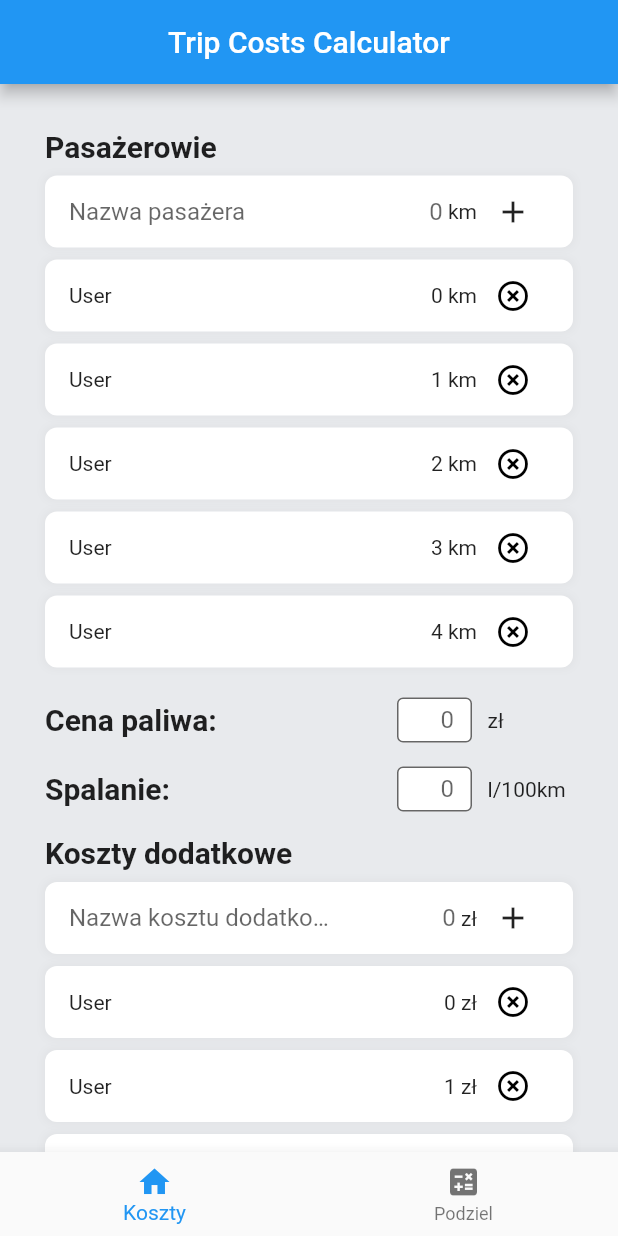
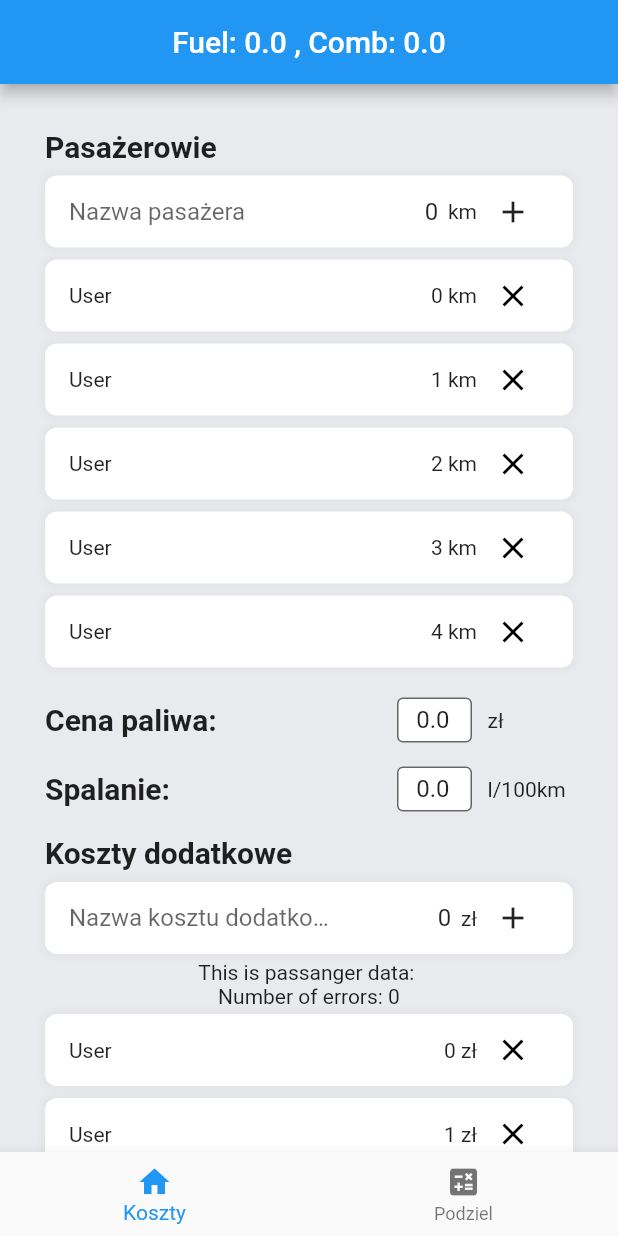
Before and after one commit to wiktord2000/Trip-Costs-Calculator_Flutter, a Flutter app: the screen it shows after launch, on a phone screen of 412 x 824 dp. Run offline on Flutter 3.47's test engine with Material 2 defaults, Android fonts, the phone set to English and light mode, and no system bars.

Commit message:
Add fuel cost and combustion update functionality

```diff
--- a/trip_costs_calculator_flutter/lib/calculate.dart
+++ b/trip_costs_calculator_flutter/lib/calculate.dart
@@ -52,6 +52,6 @@ class _CalculatePageState extends State<CalculatePage> {
   Widget build(BuildContext context) {
     // This method is rerun every time setState is called, for instance as done
     // by the _incrementCounter method above.
-    return _listViewBody();
+    return SingleChildScrollView(child: _listViewBody());
   }
 }
--- a/trip_costs_calculator_flutter/lib/costs.dart
+++ b/trip_costs_calculator_flutter/lib/costs.dart
@@ -1,26 +1,44 @@
 import 'package:flutter/material.dart';
+import 'package:flutter/services.dart';
 
 class CostsPage extends StatefulWidget {
-  const CostsPage({super.key});
+  const CostsPage({super.key, this.updateFuelCost, this.updateCombustion});
 
-  // This widget is the home page of your application. It is stateful, meaning
-  // that it has a State object (defined below) that contains fields that affect
-  // how it looks.
-
-  // This class is the configuration for the state. It holds the values (in this
-  // case the title) provided by the parent (in this case the App widget) and
-  // used by the build method of the State. Fields in a Widget subclass are
-  // always marked "final".
+  // ignore: prefer_typing_uninitialized_variables
+  final updateFuelCost;
+  // ignore: prefer_typing_uninitialized_variables
+  final updateCombustion;
 
   @override
   State<CostsPage> createState() => _CostsPageState();
 }
 
 class _CostsPageState extends State<CostsPage> {
-  void _onAddPassenger() {
-    setState(() {});
+  // --------------------------- Functions & Variables
+  String passengerData = '';
+  int error = 0;
+
+  void _onAddPassenger(String name, String mealage) {
+    if (name != "" && double.parse(mealage) > 0) {
+      setState(() {
+        passengerData = '$name $mealage';
+      });
+    } else {
+      setState(() {
+        error = error + 1;
+      });
+    }
   }
 
+  void _onFuelCostChange(String value) {
+    widget.updateFuelCost(double.parse(value));
+  }
+
+  void _onCombustionChange(String value) {
+    widget.updateCombustion(double.parse(value));
+  }
+
+  // --------------------------- Styling
   static TextStyle labelsStyling =
       const TextStyle(fontSize: 20, fontWeight: FontWeight.bold);
 
@@ -28,8 +46,7 @@ class _CostsPageState extends State<CostsPage> {
       fillColor: Colors.white,
       filled: true,
       contentPadding: EdgeInsets.fromLTRB(4.0, 4.0, 12.0, 4.0),
-      border: OutlineInputBorder(),
-      hintText: '0');
+      border: OutlineInputBorder());
 
   static BoxShadow basicCardShadow = BoxShadow(
     color: Colors.grey.withOpacity(0.1),
@@ -38,7 +55,12 @@ class _CostsPageState extends State<CostsPage> {
     offset: const Offset(0, 0), // changes position of shadow
   );
 
-  Widget _complexInput(String placeholder, String suffix, Function onAddClick) {
+  // --------------------------- Widgets
+  Widget _complexInput(String placeholder, String suffix,
+      void Function(String fstValue, String sndValue) onAddClick) {
+    final fstInputController = TextEditingController();
+    final sndInputController = TextEditingController();
+
     return Container(
       margin: const EdgeInsets.only(bottom: 4.0),
       decoration: BoxDecoration(
@@ -53,6 +75,7 @@ class _CostsPageState extends State<CostsPage> {
           Flexible(
             flex: 2,
             child: TextField(
+              controller: fstInputController,
               decoration: InputDecoration(
                   border: InputBorder.none, hintText: placeholder),
             ),
@@ -60,19 +83,25 @@ class _CostsPageState extends State<CostsPage> {
           Flexible(
             flex: 1,
             child: TextField(
+              keyboardType:
+                  const TextInputType.numberWithOptions(decimal: true),
+              inputFormatters: [
+                FilteringTextInputFormatter.allow(RegExp(r'^\d+\.?\d{0,2}')),
+              ],
+              controller: sndInputController..text = "0",
               textAlign: TextAlign.right,
               decoration: InputDecoration(
-                  suffixIconConstraints:
-                      const BoxConstraints(minWidth: 0, minHeight: 0),
-                  suffixIcon: Text(suffix),
-                  border: InputBorder.none,
-                  hintText: '0'),
+                suffixIconConstraints:
+                    const BoxConstraints(minWidth: 0, minHeight: 0),
+                suffixIcon: Text(suffix),
+                border: InputBorder.none,
+              ),
             ),
           ),
           IconButton(
             icon: const Icon(Icons.add),
             onPressed: () {
-              onAddClick();
+              onAddClick(fstInputController.text, sndInputController.text);
             },
           ),
         ],
@@ -101,7 +130,7 @@ class _CostsPageState extends State<CostsPage> {
                 Text('$value $suffix'),
                 IconButton(
                   color: Colors.black,
-                  icon: const Icon(Icons.highlight_remove_outlined),
+                  icon: const Icon(Icons.clear),
                   onPressed: () {
                     onDeleteClick();
                   },
@@ -128,7 +157,8 @@ class _CostsPageState extends State<CostsPage> {
     );
   }
 
-  Widget _inputWithLabel(String labelText, String inputText) {
+  Widget _inputWithLabel(String labelText, String inputText,
+      Function(String value) onValueChange) {
     return Padding(
       padding: const EdgeInsets.only(bottom: 16.0),
       child: Row(mainAxisAlignment: MainAxisAlignment.spaceBetween, children: [
@@ -143,12 +173,23 @@ class _CostsPageState extends State<CostsPage> {
             flex: 1,
             child: Row(
               children: [
-                const Flexible(
+                Flexible(
                     child: SizedBox(
                   height: 30.0,
                   width: 50.0,
-                  child: TextField(
-                      textAlign: TextAlign.right, decoration: smallInputDec),
+                  child: TextFormField(
+                      initialValue: "0.0",
+                      keyboardType:
+                          const TextInputType.numberWithOptions(decimal: true),
+                      inputFormatters: [
+                        FilteringTextInputFormatter.allow(
+                            RegExp(r'^\d+\.?\d{0,2}')),
+                      ],
+                      onChanged: (value) {
+                        onValueChange(value);
+                      },
+                      textAlign: TextAlign.right,
+                      decoration: smallInputDec),
                 )),
                 Text('   $inputText'),
               ],
@@ -156,6 +197,8 @@ class _CostsPageState extends State<CostsPage> {
       ]),
     );
   }
+
+  // --------------------------- Content
 
   Widget _controlsBody() {
     return Container(
@@ -168,7 +211,7 @@ class _CostsPageState extends State<CostsPage> {
       child: Column(
         children: [
           _simpleLabel("Pasażerowie"),
-          _complexInput("Nazwa pasażera", " km", () {}),
+          _complexInput("Nazwa pasażera", " km", _onAddPassenger),
           Padding(
             padding: const EdgeInsets.only(bottom: 16.0),
             child: ListView.builder(
@@ -180,10 +223,12 @@ class _CostsPageState extends State<CostsPage> {
               itemCount: 5,
             ),
           ),
-          _inputWithLabel("Cena paliwa:", "zł"),
-          _inputWithLabel("Spalanie:", "l/100km"),
+          _inputWithLabel("Cena paliwa:", "zł", _onFuelCostChange),
+          _inputWithLabel("Spalanie:", "l/100km", _onCombustionChange),
           _simpleLabel("Koszty dodatkowe"),
-          _complexInput("Nazwa kosztu dodatkowego", " zł", () {}),
+          _complexInput("Nazwa kosztu dodatkowego", " zł", _onAddPassenger),
+          Text('This is passanger data: $passengerData'),
+          Text('Number of errors: $error'),
           ListView.builder(
             shrinkWrap: true,
             itemBuilder: (BuildContext context, int index) {
@@ -198,8 +243,6 @@ class _CostsPageState extends State<CostsPage> {
 
   @override
   Widget build(BuildContext context) {
-    // This method is rerun every time setState is called, for instance as done
-    // by the _incrementCounter method above.
     return SingleChildScrollView(child: _controlsBody());
   }
 }
--- a/trip_costs_calculator_flutter/lib/main.dart
+++ b/trip_costs_calculator_flutter/lib/main.dart
@@ -29,15 +29,6 @@ class MyHomePage extends StatefulWidget {
       {super.key,
       required this.title}); // Uwaga: Wywaliłem const, żebby passangers działało
 
-  // This widget is the home page of your application. It is stateful, meaning
-  // that it has a State object (defined below) that contains fields that affect
-  // how it looks.
-
-  // This class is the configuration for the state. It holds the values (in this
-  // case the title) provided by the parent (in this case the App widget) and
-  // used by the build method of the State. Fields in a Widget subclass are
-  // always marked "final".
-
   final String title;
 
   @override
@@ -45,22 +36,31 @@ class MyHomePage extends StatefulWidget {
 }
 
 class _MyHomePageState extends State<MyHomePage> {
+  // Page change functionality
   int _selectedIndex = 0;
-  static const List<int> passengers = <int>[5, 7, 4, 8, 5];
-
-  static const TextStyle optionStyle =
-      TextStyle(fontSize: 30, fontWeight: FontWeight.bold);
-
-  static const List<Widget> _widgetOptions = <Widget>[
-    CostsPage(),
-    CalculatePage(passengers: passengers)
-  ];
-
   void _onItemTapped(int index) {
     setState(() {
       _selectedIndex = index;
     });
   }
+
+  // Fuel cost
+  double _fuelCost = 0.0;
+  void _updateFuelCost(double price) {
+    setState(() {
+      _fuelCost = price;
+    });
+  }
+
+  // Combustion
+  double _combustion = 0.0;
+  void _updateCombustion(double combustion) {
+    setState(() {
+      _combustion = combustion;
+    });
+  }
+
+  static const List<int> passengers = <int>[5, 7, 4, 8, 5];
 
   @override
   Widget build(BuildContext context) {
@@ -70,9 +70,14 @@ class _MyHomePageState extends State<MyHomePage> {
       appBar: AppBar(
         // Here we take the value from the MyHomePage object that was created by
         // the App.build method, and use it to set our appbar title.
-        title: Center(child: Text(widget.title)),
+        title: Center(child: Text('Fuel: $_fuelCost , Comb: $_combustion')),
       ),
-      body: _widgetOptions.elementAt(_selectedIndex),
+      body: <Widget>[
+        CostsPage(
+            updateFuelCost: _updateFuelCost,
+            updateCombustion: _updateCombustion), // CostsPage
+        const CalculatePage(passengers: passengers) // CalculatePage
+      ].elementAt(_selectedIndex),
       bottomNavigationBar: BottomNavigationBar(
         items: const [
           BottomNavigationBarItem(
```
